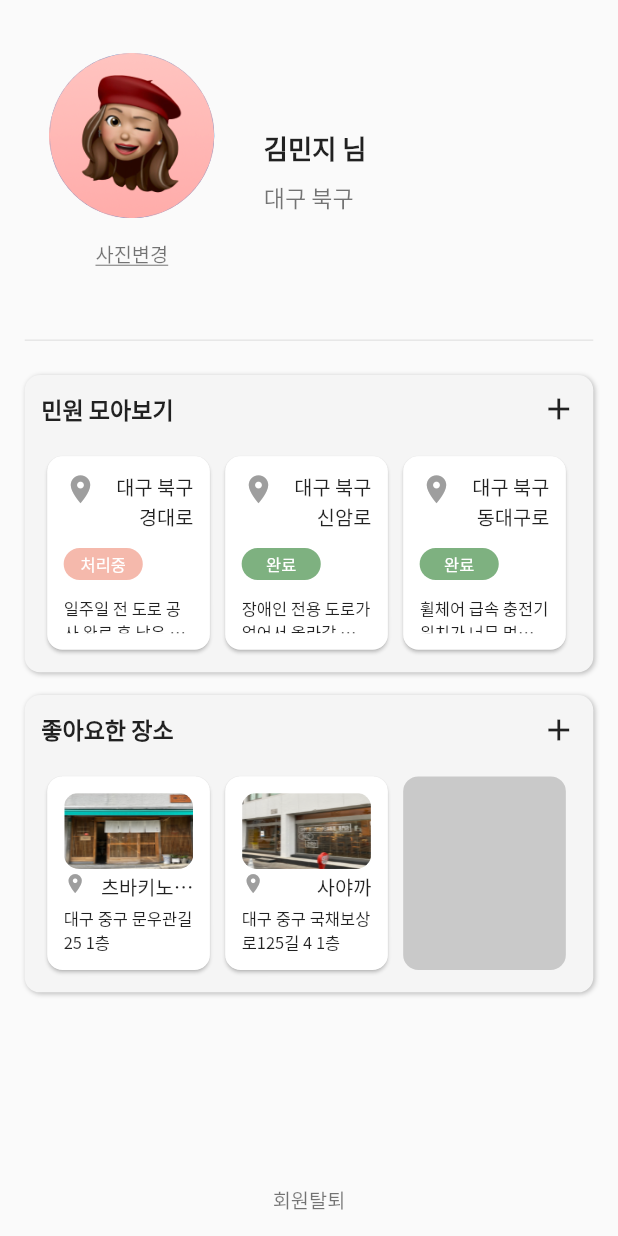
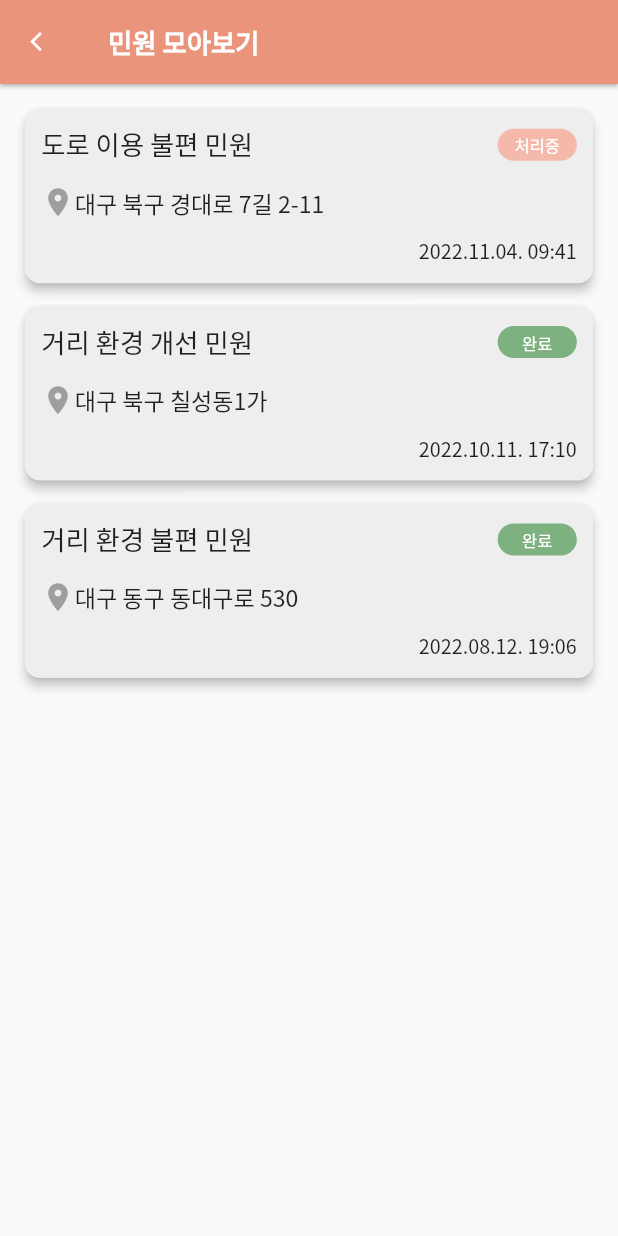
Before and after one commit to WheelEasyWorld/frontend, a Flutter app: the screen it shows after launch, after a tap on the "add" icon, on a phone screen of 412 x 824 dp. Run offline on Flutter 3.47's test engine with Material 2 defaults, Android fonts, the light colour scheme and no system bars; our stand-ins replace dio, flutter_dotenv, flutter_screenutil, get; missing offline and left inert: kakao_flutter_sdk; statements that could not run were skipped.

Commit message:
feat: add request screen

```diff
--- a/lib/main.dart
+++ b/lib/main.dart
@@ -1,7 +1,8 @@
 import 'package:flutter/material.dart';
 import 'package:flutter_screenutil/flutter_screenutil.dart';
 import 'package:frontend/screens/login_screen.dart';
-import 'package:frontend/screens/mypage_screen.dart';
+import 'package:frontend/screens/mypage/mypage_screen.dart';
+import 'package:frontend/screens/mypage/request_screen.dart';
 import 'package:frontend/screens/splash_screen.dart';
 import 'package:get/route_manager.dart';
 import 'package:kakao_flutter_sdk/kakao_flutter_sdk_template.dart';
@@ -46,10 +47,13 @@ class MyApp extends StatelessWidget {
               return GetMaterialApp(
                 debugShowCheckedModeBanner: false,
                 title: 'wheel-easy-world',
-                initialRoute: '/my-page',
+                initialRoute: '/mypage',
                 getPages: [
                   GetPage(name: '/', page: () => const LoginScreen()),
-                  GetPage(name: '/my-page', page: () => const MyPageScreen()),
+                  GetPage(name: '/mypage', page: () => const MyPageScreen()),
+                  GetPage(
+                      name: '/mypage/request',
+                      page: () => const RequestScreen()),
                 ],
                 theme: ThemeData(
                   fontFamily: 'Noto_Sans_KR',
--- a/lib/models/data.dart
+++ b/lib/models/data.dart
@@ -1,19 +1,25 @@
 Map<String, dynamic> data = {
   "request": [
     {
-      "address": "대구 북구 경대로",
+      "type": "도로 이용 불편 민원",
+      "address": "대구 북구 경대로 7길 2-11",
       "status": "처리중",
-      "detail": "일주일 전 도로 공사 완료 후 남은 잔재가 아직 처리 되지 않아 도로가 엉망입니다."
+      "detail": "일주일 전 도로 공사 완료 후 남은 잔재가 아직 처리 되지 않아 도로가 엉망입니다.",
+      "date": "2022.11.04. 09:41",
     },
     {
-      "address": "대구 북구 신암로",
+      "type": "거리 환경 개선 민원",
+      "address": "대구 북구 칠성동1가",
       "status": "완료",
-      "detail": "장애인 전용 도로가 없어서 올라갈 수가 없었습니다."
+      "detail": "장애인 전용 도로가 없어서 올라갈 수가 없었습니다.",
+      "date": "2022.10.11. 17:10",
     },
     {
-      "address": "대구 북구 동대구로",
+      "type": "거리 환경 불편 민원",
+      "address": "대구 동구 동대구로 530",
       "status": "완료",
-      "detail": "휠체어 급속 충전기 위치가 너무 멉니다."
+      "detail": "휠체어 급속 충전기 위치가 찾기 어렵습니다.. 찾다가 배터리가 다 나갔어요ㅠ",
+      "date": "2022.08.12. 19:06",
     },
   ],
   "heart": [
--- a/lib/screens/mypage_screen.dart
+++ b/lib/screens/mypage/mypage_screen.dart
@@ -2,6 +2,7 @@ import 'package:flutter/material.dart';
 import 'package:flutter_screenutil/flutter_screenutil.dart';
 import 'package:frontend/models/data.dart';
 import 'package:frontend/screens/constants.dart';
+import 'package:get/get.dart';
 
 class MyPageScreen extends StatelessWidget {
   const MyPageScreen({super.key});
@@ -69,9 +70,17 @@ class MyPageScreen extends StatelessWidget {
                   children: [
                     Column(
                       children: [
-                        buildCollection("민원 모아보기", buildRequest(), () {}),
+                        buildCollection(
+                          "민원 모아보기",
+                          buildRequest(),
+                          () => Get.toNamed('/mypage/request'),
+                        ),
                         SizedBox(height: 15.h),
-                        buildCollection("좋아요한 장소", buildHeart(), () {}),
+                        buildCollection(
+                          "좋아요한 장소",
+                          buildHeart(),
+                          () {},
+                        ),
                       ],
                     ),
                     TextButton(
--- /dev/null
+++ b/lib/screens/mypage/request_screen.dart
@@ -0,0 +1,94 @@
+import 'package:flutter/material.dart';
+import 'package:frontend/models/data.dart';
+import 'package:frontend/screens/constants.dart';
+import 'package:frontend/widgets/app_bar.dart';
+import 'package:flutter_screenutil/flutter_screenutil.dart';
+
+class RequestScreen extends StatelessWidget {
+  const RequestScreen({super.key});
+
+  @override
+  Widget build(BuildContext context) {
+    return Scaffold(
+      appBar: buildAppbar("민원 모아보기"),
+      body: SafeArea(
+        child: ListView.builder(
+          padding: EdgeInsets.all(15.w),
+          itemCount: data["request"].length,
+          itemBuilder: (context, index) {
+            return Card(
+              elevation: 3,
+              margin: EdgeInsets.only(bottom: 15.h),
+              shape: RoundedRectangleBorder(
+                borderRadius: BorderRadius.circular(10.r),
+              ),
+              color: Colors.grey.shade200,
+              child: Padding(
+                padding: EdgeInsets.all(10.w),
+                child: Column(
+                  crossAxisAlignment: CrossAxisAlignment.end,
+                  children: [
+                    Row(
+                      mainAxisAlignment: MainAxisAlignment.spaceBetween,
+                      children: [
+                        Text(
+                          data["request"][index]["type"],
+                          style: TextStyle(
+                            fontWeight: FontWeight.w500,
+                            fontSize: 16.sp,
+                          ),
+                        ),
+                        Container(
+                          width: 48.w,
+                          height: 21.h,
+                          decoration: BoxDecoration(
+                            color: (data["request"][index]["status"] == "처리중")
+                                ? kPinkColor
+                                : kGreenColor,
+                            borderRadius:
+                                BorderRadius.all(Radius.circular(30.r)),
+                          ),
+                          child: Center(
+                            child: Text(
+                              data["request"][index]["status"],
+                              style: TextStyle(
+                                  color: Colors.white, fontSize: 10.sp),
+                            ),
+                          ),
+                        ),
+                      ],
+                    ),
+                    SizedBox(height: 14.h),
+                    Row(
+                      crossAxisAlignment: CrossAxisAlignment.center,
+                      children: [
+                        Icon(
+                          Icons.place,
+                          color: Colors.grey,
+                          size: 22.h,
+                        ),
+                        Text(
+                          data["request"][index]["address"],
+                          textAlign: TextAlign.left,
+                          style: TextStyle(fontSize: 14.sp),
+                        ),
+                      ],
+                    ),
+                    SizedBox(height: 11.h),
+                    Text(
+                      data["request"][index]["date"] ?? "####.##.##. ##:##",
+                      style: TextStyle(
+                        fontSize: 12.sp,
+                        fontWeight: FontWeight.w200,
+                      ),
+                    )
+                  ],
+                ),
+              ),
+            );
+          },
+        ),
+      ),
+    );
+  }
+}
```
